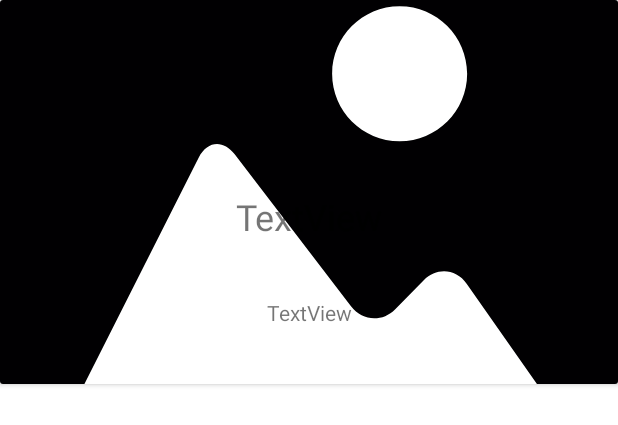
After one commit to sesan07/UPEIPanthers, an Android app: the layout news_item.xml on its own in the app's theme, with its tools: preview values and no code run, on a phone screen of 412 x 824 dp. The commit adds this screen. Shown: the top 425 px of the screen. Run offline under Robolectric (Android 15) with nearby library versions, the phone set to English and light mode, and no system bars.

Commit message:
Implemented Repository, NewsViewModel for fetching latest news

```diff
--- a/app/src/main/AndroidManifest.xml
+++ b/app/src/main/AndroidManifest.xml
@@ -1,6 +1,7 @@
 <?xml version="1.0" encoding="utf-8"?>
 <manifest xmlns:android="http://schemas.android.com/apk/res/android"
     package="com.drey.upeipanthers">
+    <uses-permission android:name="android.permission.INTERNET" />
 
     <application
         android:allowBackup="true"
@@ -8,7 +9,8 @@
         android:label="@string/app_name"
         android:roundIcon="@mipmap/ic_launcher_round"
         android:supportsRtl="true"
-        android:theme="@style/Theme.MaterialComponents.Light.NoActionBar">
+        android:theme="@style/Theme.MaterialComponents.Light.NoActionBar"
+        android:networkSecurityConfig="@xml/network_security_config">
         <activity android:name=".MainActivity">
             <intent-filter>
                 <action android:name="android.intent.action.MAIN" />
--- /dev/null
+++ b/app/src/main/java/com/drey/upeipanthers/NewsItem.kt
@@ -0,0 +1,5 @@
+package com.drey.upeipanthers
+
+class NewsItem(val title: String,val link: String, val description: String, val image_url: String) {
+
+}
--- /dev/null
+++ b/app/src/main/res/layout/news_item.xml
@@ -0,0 +1,41 @@
+<?xml version="1.0" encoding="utf-8"?>
+<androidx.cardview.widget.CardView xmlns:android="http://schemas.android.com/apk/res/android"
+    xmlns:app="http://schemas.android.com/apk/res-auto"
+    android:id="@+id/news_item_card_view"
+    android:layout_width="match_parent"
+    android:layout_height="256dp">
+
+    <ImageView
+        android:id="@+id/imageView"
+        android:layout_width="match_parent"
+        android:layout_height="wrap_content"
+        android:scaleType="centerCrop"
+        app:srcCompat="@drawable/ic_insert_picture_icon" />
+
+    <LinearLayout
+        android:layout_width="match_parent"
+        android:layout_height="match_parent"
+        android:orientation="vertical">
+
+        <Space
+            android:layout_width="match_parent"
+            android:layout_height="128dp" />
+
+        <TextView
+            android:id="@+id/title_text_view"
+            android:layout_width="match_parent"
+            android:layout_height="wrap_content"
+            android:text="TextView"
+            android:textAlignment="center"
+            android:textSize="24sp" />
+
+        <TextView
+            android:id="@+id/description_text_view"
+            android:layout_width="match_parent"
+            android:layout_height="match_parent"
+            android:gravity="center"
+            android:text="TextView"
+            android:textAlignment="center" />
+    </LinearLayout>
+
+</androidx.cardview.widget.CardView>
--- /dev/null
+++ b/app/src/main/res/xml/network_security_config.xml
@@ -0,0 +1,6 @@
+<?xml version="1.0" encoding="utf-8"?>
+<network-security-config>
+    <domain-config cleartextTrafficPermitted="true">
+        <domain includeSubdomains="true">gopanthersgo.ca</domain>
+    </domain-config>
+</network-security-config>
--- a/build.gradle
+++ b/build.gradle
@@ -3,6 +3,9 @@
 buildscript {
     ext.kotlin_version = '1.3.61'
     ext.nav_version = '2.2.1'
+    ext.lifecycle_version = "2.2.0"
+    ext.okhttp_version = "4.4.0"
+    ext.retrofit_version = "2.7.1"
     repositories {
         google()
         jcenter()
```
Also changed, not shown: app/build.gradle (+30 -0 lines), app/src/main/java/com/drey/upeipanthers/HomeFragment.kt (+1 -78 lines), app/src/main/java/com/drey/upeipanthers/NewsFragment.kt (+7 -78 lines), app/src/main/java/com/drey/upeipanthers/NewsViewModel.kt (added, +29 -0 lines), app/src/main/java/com/drey/upeipanthers/Repository.kt (added, +70 -0 lines).
